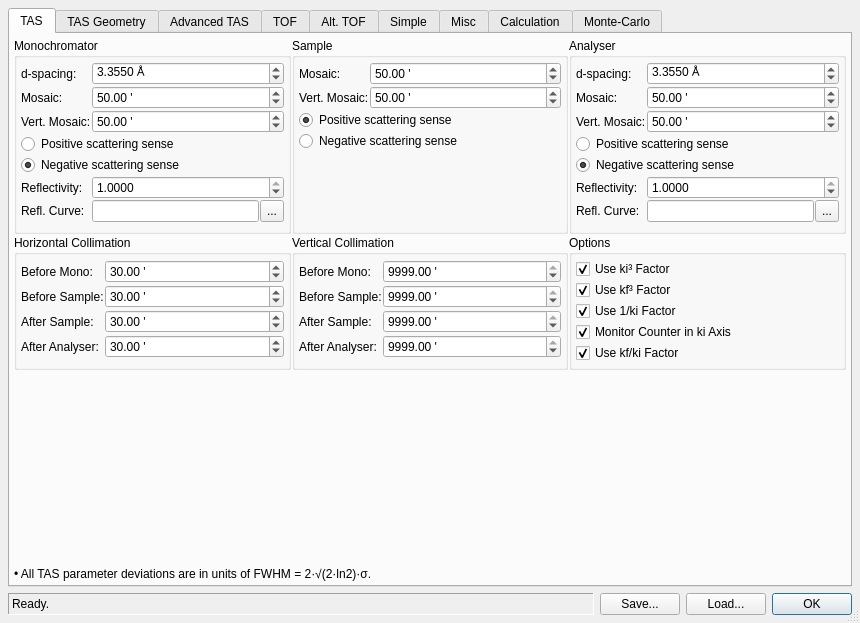
Before: the Qt Designer form core/ui/reso.ui in ILLGrenoble/takin, drawn with Qt 5.
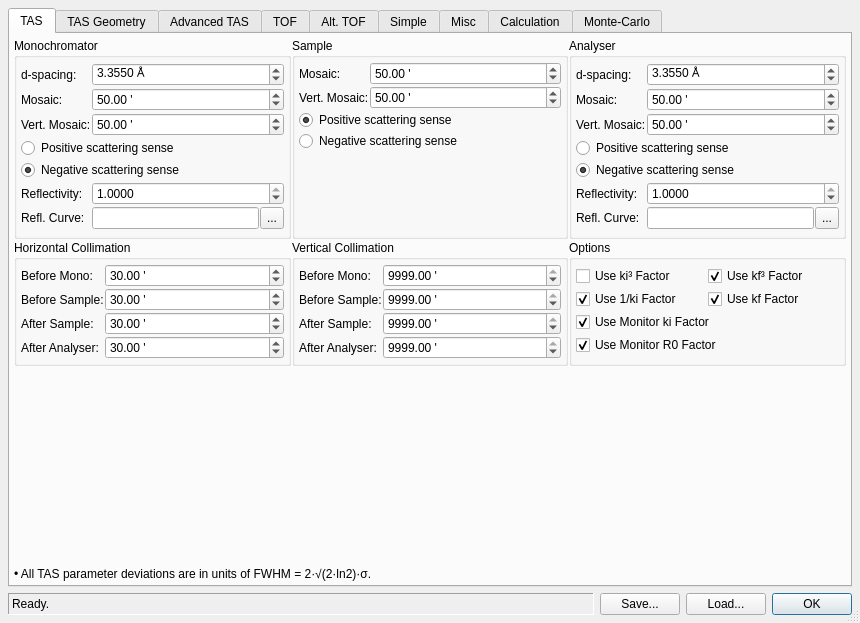
After: the same form once the commit is applied. The open tabs and pages were chosen to show the change.

What changed in the file:
```diff
--- a/core/ui/reso.ui
+++ b/core/ui/reso.ui
@@ -668,20 +668,7 @@
           <property name="spacing">
            <number>1</number>
           </property>
-          <item row="3" column="0">
-           <widget class="QCheckBox" name="checkUseKi">
-            <property name="toolTip">
-             <string>Monitor factor. In kf=const mode, this and the kf/ki factor cancel out, and are not needed.</string>
-            </property>
-            <property name="text">
-             <string>Use 1/ki Factor</string>
-            </property>
-            <property name="checked">
-             <bool>true</bool>
-            </property>
-           </widget>
-          </item>
-          <item row="2" column="0">
+          <item row="0" column="1">
            <widget class="QCheckBox" name="checkUseKf3">
             <property name="toolTip">
              <string>Analyser factor. Not needed for kf=const mode.</string>
@@ -694,20 +681,7 @@
             </property>
            </widget>
           </item>
-          <item row="5" column="0">
-           <widget class="QCheckBox" name="checkUseKfKi">
-            <property name="toolTip">
-             <string>Factor in conversion from dynamical structure factor S(Q,E) to double-differential scattering cross-section. Not needed if a monitor counter is used in the ki axis.</string>
-            </property>
-            <property name="text">
-             <string>Use kf/ki Factor</string>
-            </property>
-            <property name="checked">
-             <bool>true</bool>
-            </property>
-           </widget>
-          </item>
-          <item row="1" column="0">
+          <item row="0" column="0">
            <widget class="QCheckBox" name="checkUseKi3">
             <property name="toolTip">
              <string>Monochromator factor. Not needed if a monitor counter is used in the ki axis.</string>
@@ -716,17 +690,56 @@
              <string>Use ki³ Factor</string>
             </property>
             <property name="checked">
+             <bool>false</bool>
+            </property>
+           </widget>
+          </item>
+          <item row="1" column="1">
+           <widget class="QCheckBox" name="checkUseKf">
+            <property name="toolTip">
+             <string>Kf part of the kf/ki conversion factor from dynamical structure factor S(Q,E) to double-differential scattering cross-section.</string>
+            </property>
+            <property name="text">
+             <string>Use kf Factor</string>
+            </property>
+            <property name="checked">
              <bool>true</bool>
             </property>
            </widget>
           </item>
-          <item row="4" column="0">
+          <item row="1" column="0">
+           <widget class="QCheckBox" name="checkUseKi">
+            <property name="toolTip">
+             <string>1/ki part of the kf/ki conversion factor from dynamical structure factor S(Q,E) to double-differential scattering cross-section. Not needed if a monitor counter is used in the ki axis.</string>
+            </property>
+            <property name="text">
+             <string>Use 1/ki Factor</string>
+            </property>
+            <property name="checked">
+             <bool>true</bool>
+            </property>
+           </widget>
+          </item>
+          <item row="2" column="0" colspan="2">
+           <widget class="QCheckBox" name="checkUseMonKi">
+            <property name="toolTip">
+             <string>Monitor efficiency factor. In kf=const mode, this and the kf/ki factor cancel out, and are not needed.</string>
+            </property>
+            <property name="text">
+             <string>Use Monitor ki Factor</string>
+            </property>
+            <property name="checked">
+             <bool>true</bool>
+            </property>
+           </widget>
+          </item>
+          <item row="3" column="0" colspan="2">
            <widget class="QCheckBox" name="checkUseMonitor">
             <property name="toolTip">
              <string>Normalise R0 to the incoming resolution volume.</string>
             </property>
             <property name="text">
-             <string>Monitor Counter in ki Axis</string>
+             <string>Use Monitor R0 Factor</string>
             </property>
             <property name="checked">
              <bool>true</bool>
```
Left out of the diff: 9 changed lines with no effect on the pictures.
